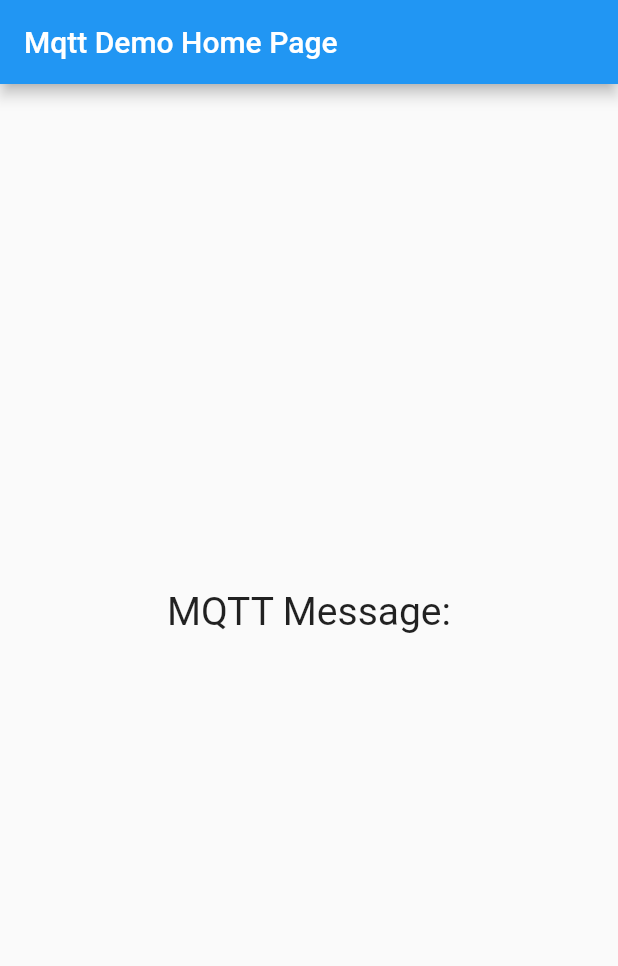
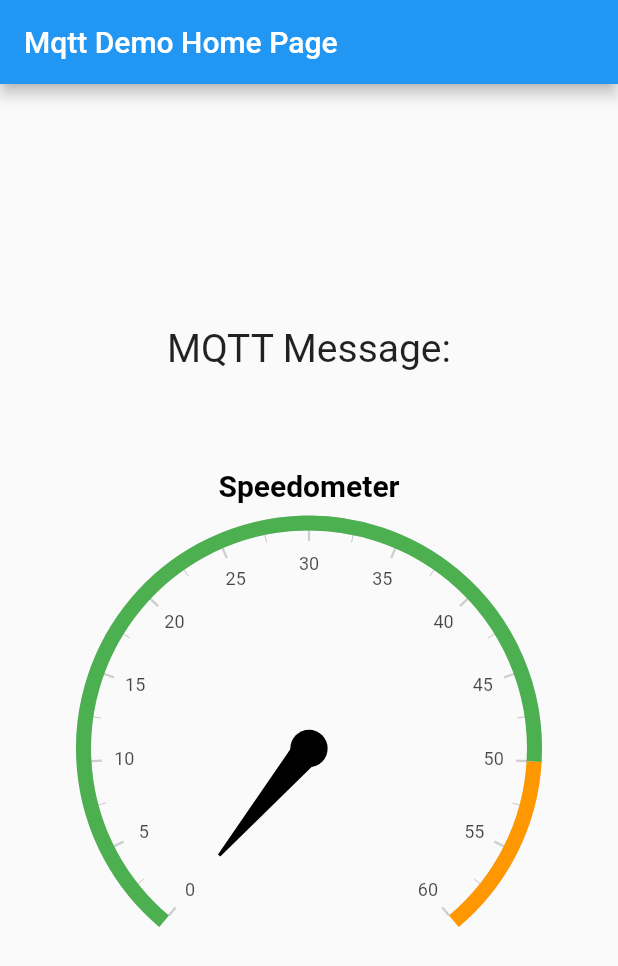
Before and after one commit to bunyawats/mqtt_flutter, a Flutter app: the screen it shows after launch, on a phone screen of 412 x 824 dp. Shown: the top 966 px of the screen. Run offline on Flutter 3.47's test engine with Material 2 defaults, Android fonts, the phone set to English and light mode, and no system bars; drawn by our look-alikes of syncfusion_flutter_gauges; missing offline and left inert: mqtt_client.

Commit message:
add Gauge widget

```diff
--- a/lib/main.dart
+++ b/lib/main.dart
@@ -1,6 +1,6 @@
-import 'dart:async';
+import 'package:flutter/material.dart';
+import 'package:syncfusion_flutter_gauges/gauges.dart';
 
-import 'package:flutter/material.dart';
 import 'services/mqtt_client.dart';
 
 void main() {
@@ -34,6 +34,7 @@ class MyHomePage extends StatefulWidget {
 
 class _MyHomePageState extends State<MyHomePage> {
   String _mqttMessage = "";
+  double _second = .0;
 
   @override
   void initState() {
@@ -44,7 +45,53 @@ class _MyHomePageState extends State<MyHomePage> {
   void _changeMqttMessage(String mqttMessage) {
     setState(() {
       _mqttMessage = mqttMessage;
+      _second = double.parse(mqttMessage);
     });
+  }
+
+  Widget _getRadialGauge() {
+    return SfRadialGauge(
+        title: const GaugeTitle(
+            text: 'Speedometer',
+            textStyle:
+                TextStyle(fontSize: 20.0, fontWeight: FontWeight.bold)),
+        axes: <RadialAxis>[
+          RadialAxis(minimum: 0, maximum: 60, ranges: <GaugeRange>[
+            GaugeRange(
+                startValue: 0,
+                endValue: 50,
+                color: Colors.green,
+                startWidth: 10,
+                endWidth: 10),
+            GaugeRange(
+                startValue: 50,
+                endValue: 100,
+                color: Colors.orange,
+                startWidth: 10,
+                endWidth: 10),
+            GaugeRange(
+                startValue: 100,
+                endValue: 150,
+                color: Colors.red,
+                startWidth: 10,
+                endWidth: 10)
+          ], pointers: <GaugePointer>[
+            NeedlePointer(value: _second)
+          ], annotations: <GaugeAnnotation>[
+            GaugeAnnotation(
+                widget: Container(
+                  child: Text(
+                    _mqttMessage,
+                    style: const TextStyle(
+                      fontSize: 25,
+                      fontWeight: FontWeight.bold,
+                    ),
+                  ),
+                ),
+                angle: 90,
+                positionFactor: 0.5)
+          ])
+        ]);
   }
 
   @override
@@ -61,13 +108,14 @@ class _MyHomePageState extends State<MyHomePage> {
           children: <Widget>[
             const Text(
               instruction,
-              style: TextStyle( fontSize: 26),
+              style: TextStyle(fontSize: 26),
             ),
             const SizedBox(height: 25),
             Text(
               _mqttMessage,
               style: Theme.of(context).textTheme.headline4,
             ),
+            _getRadialGauge(),
           ],
         ),
       ),
--- a/pubspec.yaml
+++ b/pubspec.yaml
@@ -37,6 +37,7 @@ dependencies:
   # Use with the CupertinoIcons class for iOS style icons.
   cupertino_icons: ^1.0.2
   mqtt_client: ^9.7.4
+  syncfusion_flutter_gauges: ^20.4.41
 
 dev_dependencies:
   flutter_test:
```
Also changed, not shown: pubspec.lock, 1 other file.
